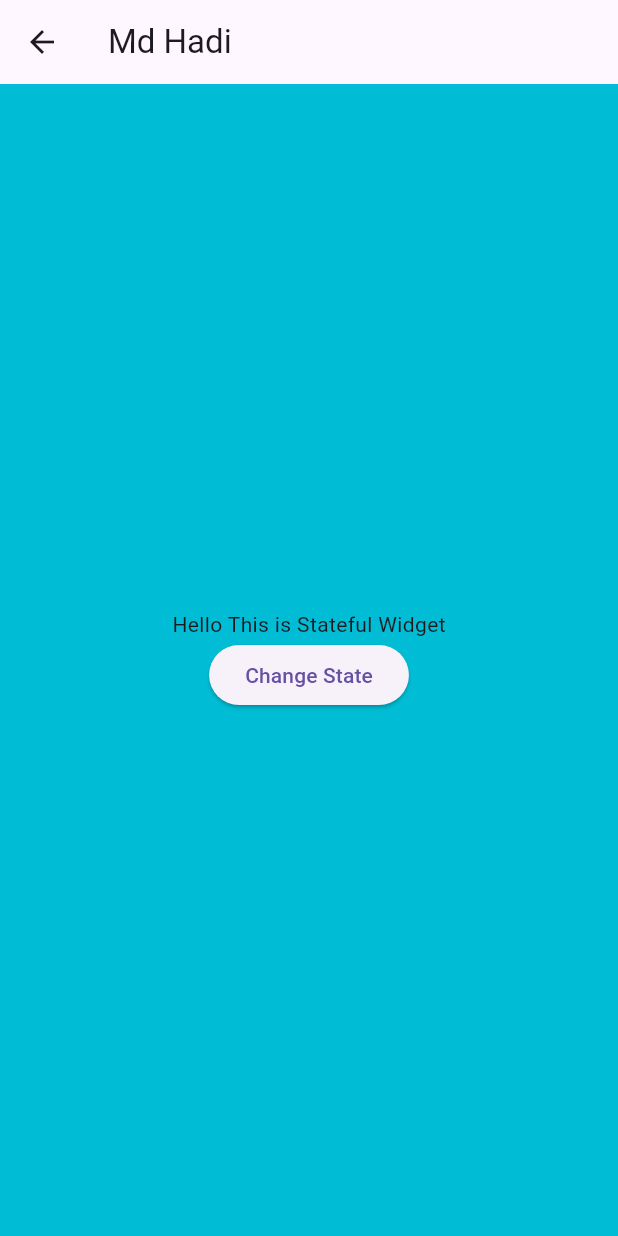
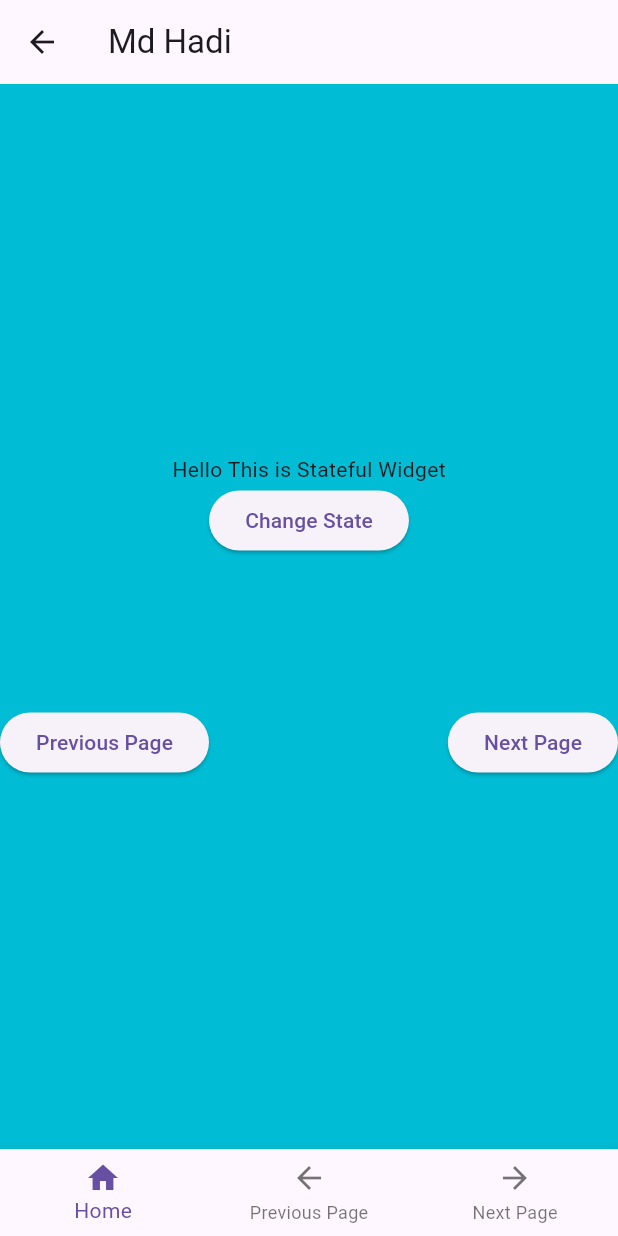
Before and after one commit to Hadi2102060/All-Notes, a Flutter app: the SecondPage screen opened directly, on a phone screen of 412 x 824 dp. Run offline on Flutter 3.47's test engine with Material 3 defaults, Android fonts, the phone set to English and light mode, and no system bars; our stand-ins replace cached_network_image; network calls fail.

Commit message:
All Container Widget and Edit Redme file

```diff
--- /dev/null
+++ b/Flutter/tutorial/lib/01_statefulWidget_tutorial.dart
@@ -0,0 +1,107 @@
+import 'package:flutter/material.dart';
+import 'package:tutorial/02_Container_widget.dart';
+// import 'package:tutorial/Container_widget.dart';
+// import 'package:tutorial/main.dart';
+
+class SecondPage extends StatefulWidget {
+  const SecondPage({super.key});
+
+  @override
+  State<SecondPage> createState() => _SecondPageState();
+}
+
+class _SecondPageState extends State<SecondPage> {
+  String message = "";
+  // int _currentIndex = 0;
+
+  // final List<Widget> _pages = [MyApp(), SecondPage(), ThirdPage()];
+
+  // Current state change korar jonno amader initstate method use korte hoy and changes gula setState method er moddhe korte hoy.
+  @override
+  void initState() {
+    message = "Hello This is Stateful Widget"; //Current state
+    // TODO: implement initState
+    super.initState();
+  }
+
+  @override
+  Widget build(BuildContext context) {
+    return Scaffold(
+      appBar: AppBar(title: Text("Md Hadi")),
+
+      body: Center(
+        child: Column(
+          mainAxisAlignment: MainAxisAlignment.center,
+          children: [
+            // IndexedStack(index: _currentIndex, children: _pages),
+            Center(child: Text(message)),
+
+            Container(
+              alignment: Alignment.center,
+
+              child: ElevatedButton(
+                onPressed: () {
+                  setState(() {
+                    message = "State now changes"; // New state
+                  });
+
+                  print(message);
+                },
+                child: Text("Change State"),
+              ),
+            ),
+
+            SizedBox(height: 100),
+
+            Row(
+              children: [
+                Container(
+                  alignment: Alignment.bottomLeft,
+                  child: ElevatedButton(
+                    onPressed: () {
+                      Navigator.pop(context);
+                    },
+                    child: Text("Previous Page"),
+                  ),
+                ),
+                Spacer(),
+                Container(
+                  alignment: Alignment.bottomCenter,
+                  child: ElevatedButton(
+                    onPressed: () {
+                      Navigator.push(
+                        context,
+                        MaterialPageRoute(builder: (context) => ThirdPage()),
+                      );
+                    },
+                    child: Text("Next Page"),
+                  ),
+                ),
+              ],
+            ),
+          ],
+        ),
+      ),
+
+      bottomNavigationBar: BottomNavigationBar(
+        // currentIndex: _currentIndex,
+        // onTap: (index) {
+        //   setState(() {
+        //     _currentIndex = index;
+        //   });
+        // },
+        items: [
+          BottomNavigationBarItem(icon: Icon(Icons.home), label: "Home"),
+          BottomNavigationBarItem(
+            icon: Icon(Icons.arrow_back),
+            label: "Previous Page",
+          ),
+          BottomNavigationBarItem(
+            icon: Icon(Icons.arrow_forward),
+            label: "Next Page",
+          ),
+        ],
+      ),
+    );
+  }
+}
--- a/Flutter/tutorial/lib/main.dart
+++ b/Flutter/tutorial/lib/main.dart
@@ -1,6 +1,6 @@
 import 'package:cached_network_image/cached_network_image.dart';
 import 'package:flutter/material.dart';
-import 'package:tutorial/statefulWidget_tutorial.dart';
+import 'package:tutorial/01_statefulWidget_tutorial.dart';
 
 void main() {
   runApp(
--- a/Flutter/tutorial/lib/statefulWidget_tutorial.dart
+++ /dev/null
@@ -1,50 +0,0 @@
-import 'package:flutter/material.dart';
-
-class SecondPage extends StatefulWidget {
-  const SecondPage({super.key});
-
-  @override
-  State<SecondPage> createState() => _SecondPageState();
-}
-
-class _SecondPageState extends State<SecondPage> {
-  String message = "";
-
-  @override
-  void initState() {
-    message = "Hello This is Stateful Widget";
-    // TODO: implement initState
-    super.initState();
-  }
-
-  @override
-  Widget build(BuildContext context) {
-    return Scaffold(
-      appBar: AppBar(title: Text("Md Hadi")),
-
-      body: Center(
-        child: Column(
-          mainAxisAlignment: MainAxisAlignment.center,
-          children: [
-            Center(child: Text(message)),
-
-            Container(
-              alignment: Alignment.center,
-
-              child: ElevatedButton(
-                onPressed: () {
-                  setState(() {
-                    message = "State now changes";
-                  });
-
-                  print(message);
-                },
-                child: Text("Change State"),
-              ),
-            ),
-          ],
-        ),
-      ),
-    );
-  }
-}
```
Also changed, not shown: Flutter/tutorial/lib/02_Container_widget.dart (added, +172 -0 lines), Flutter/tutorial/lib/03_Row_and_column.dart (added, +11 -0 lines), 1 other file.
